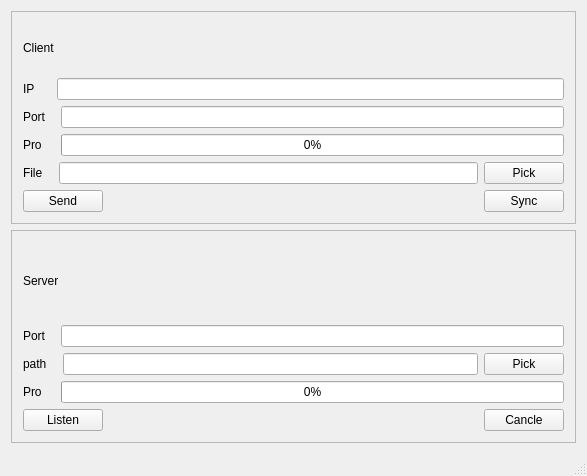
Qt form mainwindow.ui (TianZerL/LAN_Files_Transmission) before a commit.
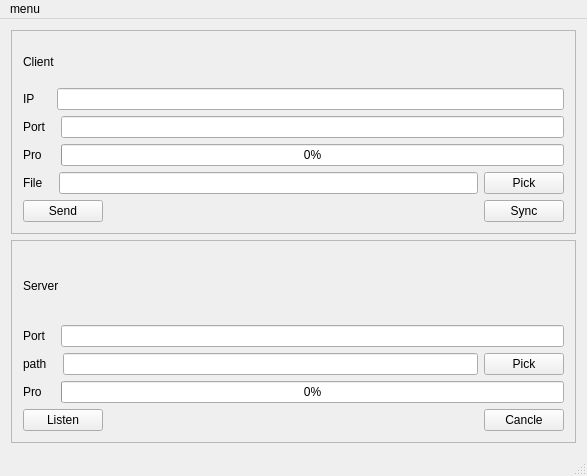
The same form after that commit.

```diff
--- a/mainwindow.ui
+++ b/mainwindow.ui
@@ -242,6 +242,15 @@
      <height>22</height>
     </rect>
    </property>
+   <widget class="QMenu" name="menu">
+    <property name="title">
+     <string>menu</string>
+    </property>
+    <addaction name="actionAdvance"/>
+    <addaction name="actionSetting"/>
+    <addaction name="actionQuit"/>
+   </widget>
+   <addaction name="menu"/>
   </widget>
   <widget class="QStatusBar" name="statusBar"/>
  </widget>
```
Left out of the diff: 34 changed lines with no effect on the pictures.
